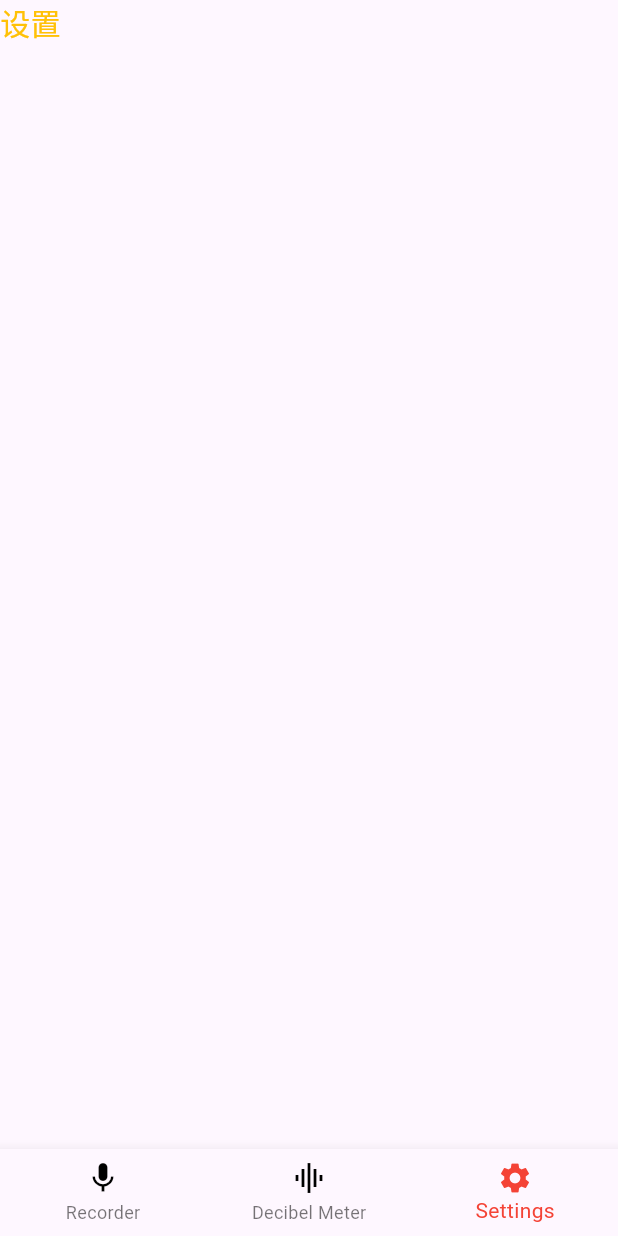
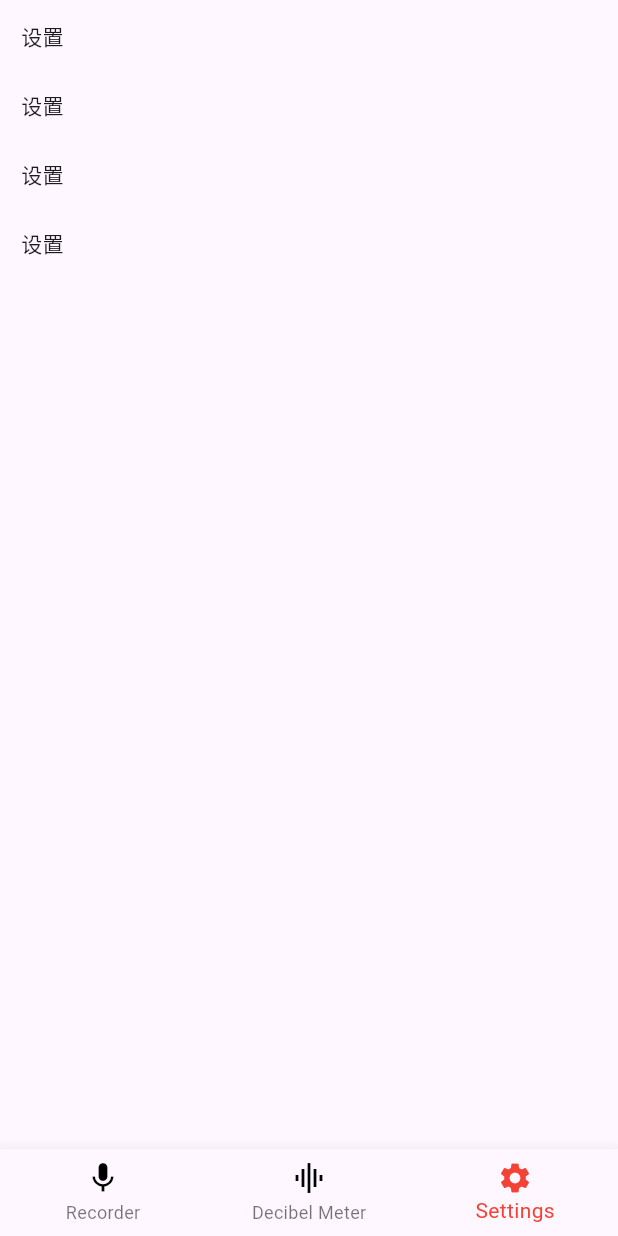
Before and after one commit to wu-yiqiang/audiometer, a Flutter app: the screen it shows after launch, item 3 of the bottom bar chosen, on a phone screen of 412 x 824 dp. Run offline on Flutter 3.47's test engine with Material 3 defaults, Android fonts, the phone set to English and light mode, and no system bars; our stand-ins replace get.

```diff
--- a/lib/pages/Settings/Settings.dart
+++ b/lib/pages/Settings/Settings.dart
@@ -1,3 +1,4 @@
+import 'package:audiometer/widgets/SettingsCard.dart';
 import 'package:flutter/material.dart';
 import 'package:get/get.dart';
 
@@ -5,7 +6,21 @@ class SettingsPage extends StatelessWidget {
   Widget build(BuildContext context) {
     return Scaffold(
       body: SafeArea(
-        child: Text("设置", style: TextStyle(fontSize: 20, color: Colors.amber)),
+        child: Container(
+          padding: EdgeInsetsGeometry.all(14),
+          child: Flex(
+            direction: Axis.vertical,
+            mainAxisAlignment: MainAxisAlignment.start,
+            crossAxisAlignment: CrossAxisAlignment.center,
+            spacing: 26,
+            children: [
+              SettingsCard(),
+              SettingsCard(),
+              SettingsCard(),
+              SettingsCard(),
+            ],
+          ),
+        ),
       ),
     );
   }
--- /dev/null
+++ b/lib/widgets/SettingsCard.dart
@@ -0,0 +1,8 @@
+import 'package:flutter/material.dart';
+import 'package:get/get.dart';
+
+class SettingsCard extends StatelessWidget {
+  Widget build(BuildContext context) {
+    return Container(child: Text("设置"));
+  }
+}
```
